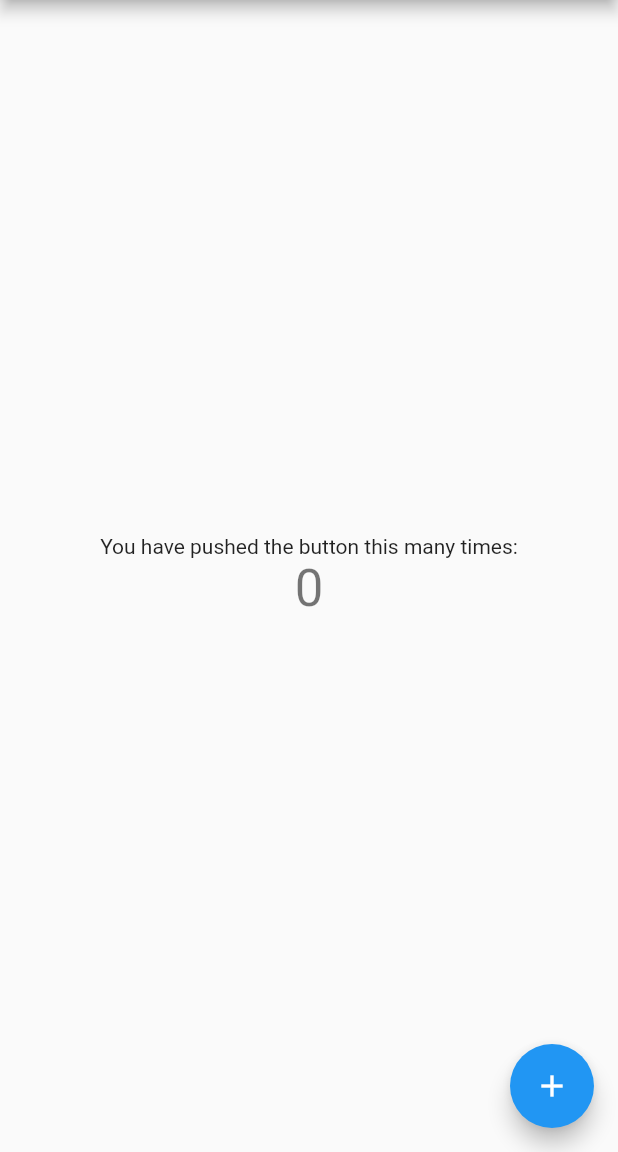
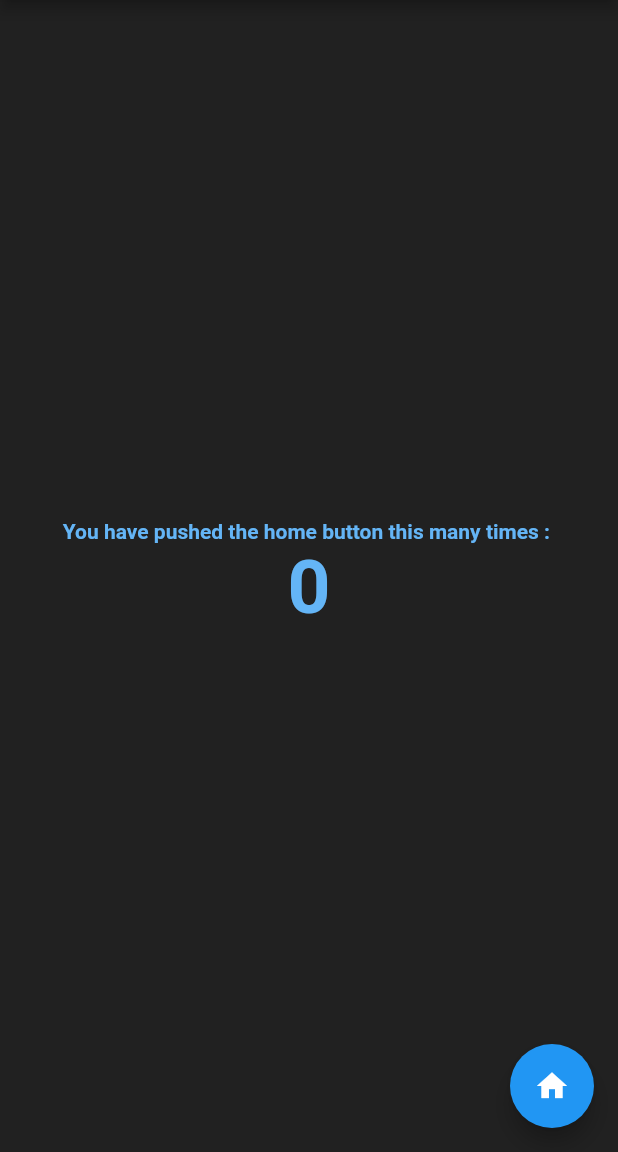
Before and after one commit to Gagas17ez/HelloWorldPerangkatBergerak, a Flutter app: the screen it shows after launch, on a phone screen of 412 x 824 dp, the part 84-1236 px from its top. Run offline on Flutter 3.47's test engine with Material 2 defaults, Android fonts, the light colour scheme and no system bars.

```diff
--- a/lib/main.dart
+++ b/lib/main.dart
@@ -24,7 +24,7 @@ class MyApp extends StatelessWidget {
         // is not restarted.
         primarySwatch: Colors.blue,
       ),
-      home: const MyHomePage(title: 'Flutter Demo Hello World'),
+      home: MyHomePage(title: 'Flutter Demo Hello World'),
     );
   }
 }
@@ -70,6 +70,7 @@ class _MyHomePageState extends State<MyHomePage> {
     // fast, so that you can just rebuild anything that needs updating rather
     // than having to individually change instances of widgets.
     return Scaffold(
+      backgroundColor: Colors.grey.shade900,
       appBar: AppBar(
         // Here we take the value from the MyHomePage object that was created by
         // the App.build method, and use it to set our appbar title.
@@ -95,12 +96,20 @@ class _MyHomePageState extends State<MyHomePage> {
           // horizontal).
           mainAxisAlignment: MainAxisAlignment.center,
           children: <Widget>[
-            const Text(
-              'You have pushed the button this many times:',
+            Text(
+              'You have pushed the home button this many times : ',
+              style: TextStyle(
+                fontWeight: FontWeight.w700,
+                color: Colors.blue[300],
+              ),
             ),
             Text(
               '$_counter',
-              style: Theme.of(context).textTheme.headline4,
+              style: TextStyle(
+                fontSize: 50,
+                fontWeight: FontWeight.w700,
+                color: Colors.blue[300],
+              ),
             ),
           ],
         ),
@@ -108,7 +117,7 @@ class _MyHomePageState extends State<MyHomePage> {
       floatingActionButton: FloatingActionButton(
         onPressed: _incrementCounter,
         tooltip: 'Increment',
-        child: const Icon(Icons.add),
+        child: const Icon(Icons.home),
       ), // This trailing comma makes auto-formatting nicer for build methods.
     );
   }
```
Also changed, not shown: 1 other file.
